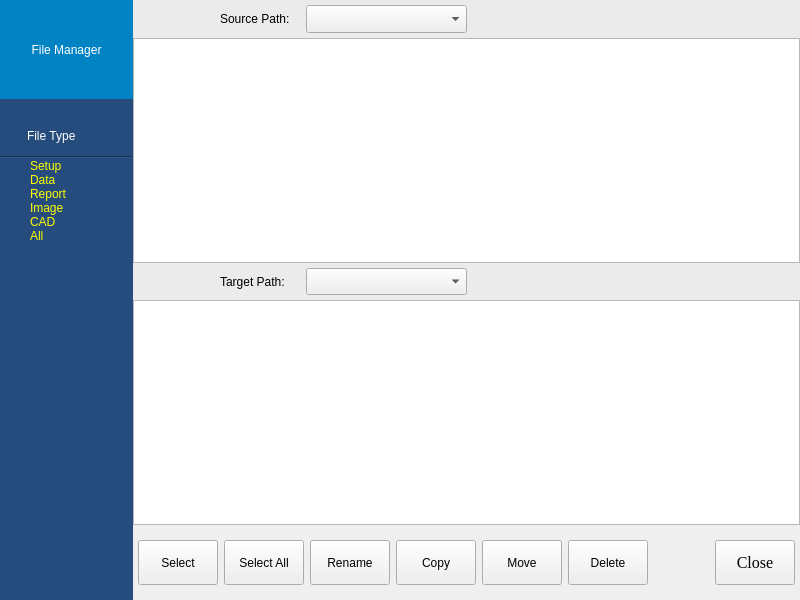
The window that ui/dialog/filemanagerdialog.ui (15903016222/Voice) describes before a commit, drawn with Qt 5.
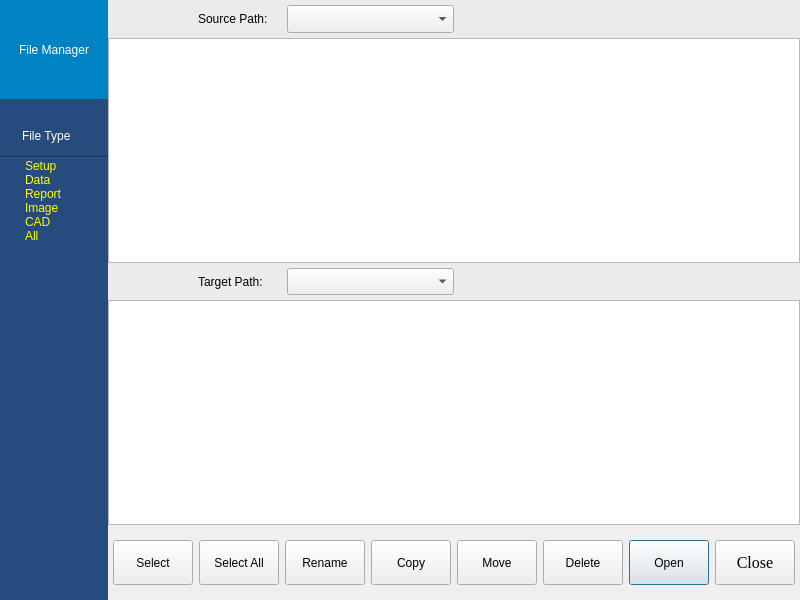
The same window after the commit.

Commit message: Added:文件管理类增加复制、剪切、删除按钮对应的槽函数

Diff of the .ui file:
```diff
--- a/ui/dialog/filemanagerdialog.ui
+++ b/ui/dialog/filemanagerdialog.ui
@@ -32,12 +32,14 @@
 QWidget QTableView{
 	font: 14pt 'Arial';
 	color: gray;
+	outline: none;
 }
 
 QWidget QTableView::item{
 	font: 14pt 'Arial';
 	color: gray;
 	selection-background-color: rgba(170, 255, 255);
+
 }
 </string>
   </property>
@@ -172,6 +174,9 @@
       </item>
       <item row="1" column="0">
        <widget class="QTableView" name="tableView_2">
+        <property name="focusPolicy">
+         <enum>Qt::NoFocus</enum>
+        </property>
         <property name="horizontalScrollBarPolicy">
          <enum>Qt::ScrollBarAlwaysOff</enum>
         </property>
@@ -196,7 +201,7 @@
 	font: 75 12pt &quot;Times New Roman&quot;;
 }</string>
      </property>
-     <layout class="QGridLayout" name="gridLayout_5" columnstretch="5,1,0,0,0,0,0,0">
+     <layout class="QGridLayout" name="gridLayout_5" columnstretch="1,1,1,1,1,1,1,1,1">
       <property name="leftMargin">
        <number>5</number>
       </property>
@@ -209,6 +214,54 @@
       <property name="bottomMargin">
        <number>15</number>
       </property>
+      <item row="1" column="3">
+       <widget class="QPushButton" name="pushButton_copy">
+        <property name="sizePolicy">
+         <sizepolicy hsizetype="Preferred" vsizetype="Preferred">
+          <horstretch>0</horstretch>
+          <verstretch>0</verstretch>
+         </sizepolicy>
+        </property>
+        <property name="focusPolicy">
+         <enum>Qt::NoFocus</enum>
+        </property>
+        <property name="text">
+         <string>Copy</string>
+        </property>
+       </widget>
+      </item>
+      <item row="1" column="4">
+       <widget class="QPushButton" name="pushButton_move">
+        <property name="sizePolicy">
+         <sizepolicy hsizetype="Preferred" vsizetype="Preferred">
+          <horstretch>0</horstretch>
+          <verstretch>0</verstretch>
+         </sizepolicy>
+        </property>
+        <property name="focusPolicy">
+         <enum>Qt::NoFocus</enum>
+        </property>
+        <property name="text">
+         <string>Move</string>
+        </property>
+       </widget>
+      </item>
+      <item row="1" column="5">
+       <widget class="QPushButton" name="pushButton_delete">
+        <property name="sizePolicy">
+         <sizepolicy hsizetype="Preferred" vsizetype="Preferred">
+          <horstretch>0</horstretch>
+          <verstretch>0</verstretch>
+         </sizepolicy>
+        </property>
+        <property name="focusPolicy">
+         <enum>Qt::NoFocus</enum>
+        </property>
+        <property name="text">
+         <string>Delete</string>
+        </property>
+       </widget>
+      </item>
       <item row="1" column="2">
        <widget class="QPushButton" name="pushButton_rename">
         <property name="sizePolicy">
@@ -257,7 +310,7 @@
         </property>
        </widget>
       </item>
-      <item row="1" column="7">
+      <item row="1" column="8">
        <widget class="QPushButton" name="pushButton_close">
         <property name="sizePolicy">
          <sizepolicy hsizetype="Preferred" vsizetype="Preferred">
@@ -298,51 +351,16 @@
         </property>
        </spacer>
       </item>
-      <item row="1" column="3">
-       <widget class="QPushButton" name="pushButton_copy">
+      <item row="1" column="7">
+       <widget class="QPushButton" name="pushButton">
         <property name="sizePolicy">
          <sizepolicy hsizetype="Preferred" vsizetype="Preferred">
           <horstretch>0</horstretch>
           <verstretch>0</verstretch>
          </sizepolicy>
         </property>
-        <property name="focusPolicy">
-         <enum>Qt::NoFocus</enum>
-        </property>
         <property name="text">
-         <string>Copy</string>
-        </property>
-       </widget>
-      </item>
-      <item row="1" column="4">
-       <widget class="QPushButton" name="pushButton_move">
-        <property name="sizePolicy">
-         <sizepolicy hsizetype="Preferred" vsizetype="Preferred">
-          <horstretch>0</horstretch>
-          <verstretch>0</verstretch>
-         </sizepolicy>
-        </property>
-        <property name="focusPolicy">
-         <enum>Qt::NoFocus</enum>
-        </property>
-        <property name="text">
-         <string>Move</string>
-        </property>
-       </widget>
-      </item>
-      <item row="1" column="5">
-       <widget class="QPushButton" name="pushButton_delete">
-        <property name="sizePolicy">
-         <sizepolicy hsizetype="Preferred" vsizetype="Preferred">
-          <horstretch>0</horstretch>
-          <verstretch>0</verstretch>
-         </sizepolicy>
-        </property>
-        <property name="focusPolicy">
-         <enum>Qt::NoFocus</enum>
-        </property>
-        <property name="text">
-         <string>Delete</string>
+         <string>Open</string>
         </property>
        </widget>
       </item>
@@ -465,6 +483,9 @@
       </item>
       <item row="1" column="0">
        <widget class="QTableView" name="tableView_1">
+        <property name="focusPolicy">
+         <enum>Qt::NoFocus</enum>
+        </property>
         <property name="horizontalScrollBarPolicy">
          <enum>Qt::ScrollBarAlwaysOff</enum>
         </property>
```
The commit also changes 2 other files.
